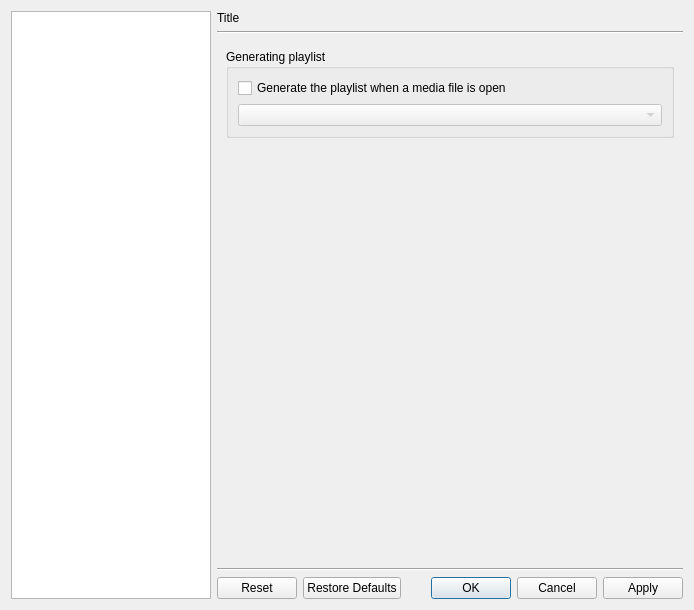
Before: the Qt Designer form src/cmplayer/ui/prefdialog.ui in bylee20/bomi, drawn with Qt 5.
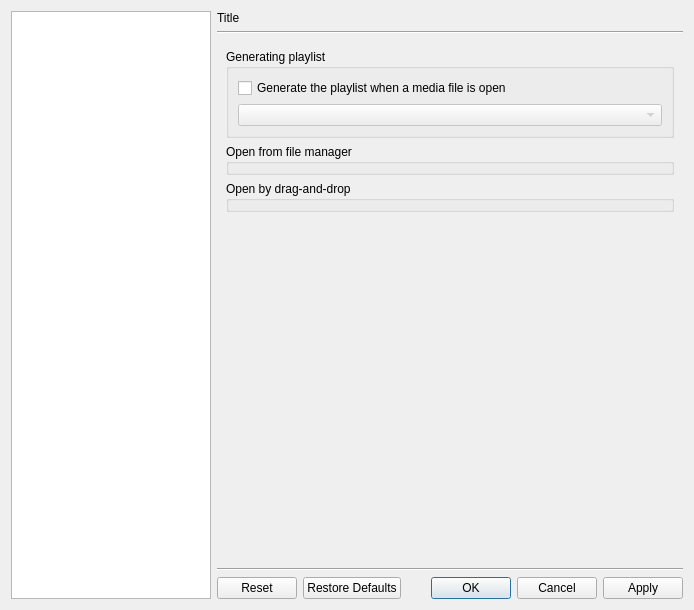
After: the same form once the commit is applied. The open tabs and pages were chosen to show the change. Icons and pictures are not drawn. Custom widgets are drawn as their Qt base class.

What changed in the file:
```diff
--- a/src/cmplayer/ui/prefdialog.ui
+++ b/src/cmplayer/ui/prefdialog.ui
@@ -111,6 +111,20 @@
            </layout>
           </widget>
          </item>
+         <item>
+          <widget class="OpenMediaBehaviorGroupBox" name="open_media_from_file_manager">
+           <property name="title">
+            <string>Open from file manager</string>
+           </property>
+          </widget>
+         </item>
+         <item>
+          <widget class="OpenMediaBehaviorGroupBox" name="open_media_by_drag_and_drop">
+           <property name="title">
+            <string>Open by drag-and-drop</string>
+           </property>
+          </widget>
+         </item>
          <item>
           <spacer name="verticalSpacer_9">
            <property name="orientation">
@@ -3674,6 +3688,12 @@
    <header>widget/mouseactiongroupbox.hpp</header>
    <container>1</container>
   </customwidget>
+  <customwidget>
+   <class>OpenMediaBehaviorGroupBox</class>
+   <extends>QGroupBox</extends>
+   <header>widget/openmediabehaviorgroupbox.hpp</header>
+   <container>1</container>
+  </customwidget>
  </customwidgets>
  <resources>
   <include location="../rsclist.qrc"/>
```
Left out of the diff: 98 changed lines with no effect on the pictures.
